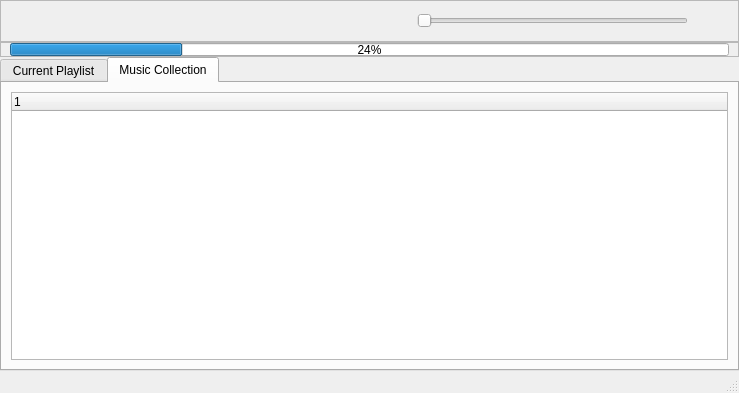
First picture: the form in qplayer.ui, repository middleofdreams/qplayer, before the edit.
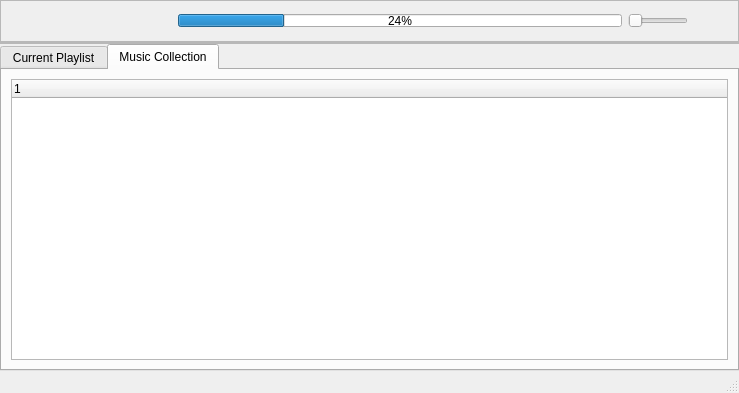
Second picture: the form after the edit. Icons and pictures are not drawn.

```diff
--- a/qplayer.ui
+++ b/qplayer.ui
@@ -163,7 +163,7 @@
        <item>
         <widget class="QPushButton" name="nextBtn">
          <property name="sizePolicy">
-          <sizepolicy hsizetype="Ignored" vsizetype="Ignored">
+          <sizepolicy hsizetype="Fixed" vsizetype="Fixed">
            <horstretch>0</horstretch>
            <verstretch>0</verstretch>
           </sizepolicy>
@@ -202,20 +202,26 @@
         </widget>
        </item>
        <item>
-        <spacer name="horizontalSpacer">
-         <property name="orientation">
-          <enum>Qt::Horizontal</enum>
-         </property>
-         <property name="sizeHint" stdset="0">
+        <widget class="QProgressBar" name="progressBar">
+         <property name="maximumSize">
           <size>
-           <width>40</width>
-           <height>20</height>
+           <width>2000000</width>
+           <height>13</height>
           </size>
          </property>
-        </spacer>
+         <property name="value">
+          <number>24</number>
+         </property>
+        </widget>
        </item>
        <item>
         <widget class="QSlider" name="volSlider">
+         <property name="maximumSize">
+          <size>
+           <width>60</width>
+           <height>16777215</height>
+          </size>
+         </property>
          <property name="maximum">
           <number>20</number>
          </property>
@@ -295,19 +301,6 @@
        <property name="bottomMargin">
         <number>0</number>
        </property>
-       <item>
-        <widget class="QProgressBar" name="progressBar">
-         <property name="maximumSize">
-          <size>
-           <width>2000000</width>
-           <height>13</height>
-          </size>
-         </property>
-         <property name="value">
-          <number>24</number>
-         </property>
-        </widget>
-       </item>
       </layout>
      </widget>
     </item>
```
